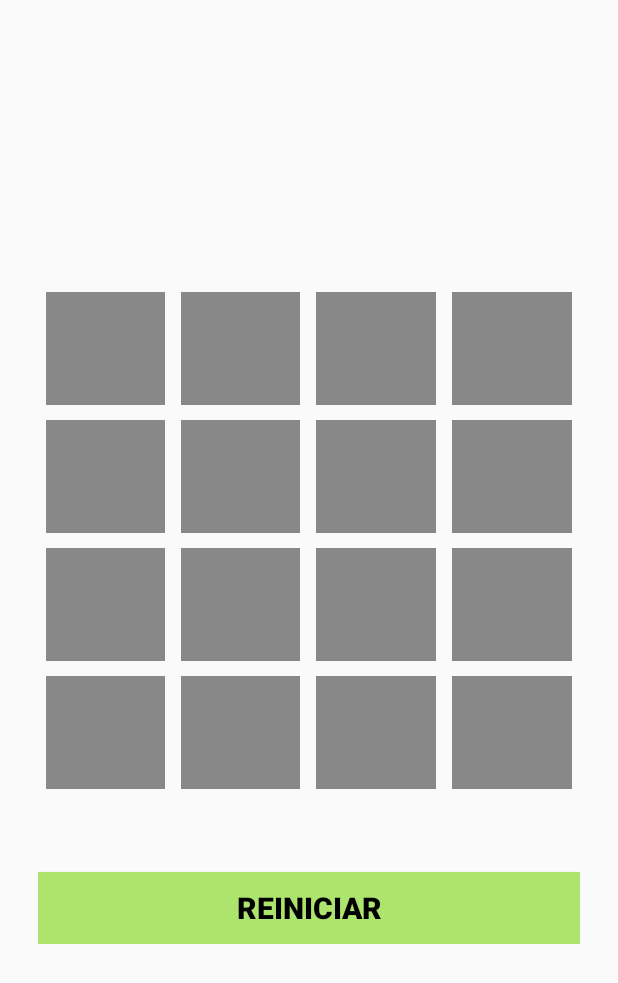
After one commit to chago554/PlayingReading, an Android app: the Memorama screen opened directly, with no data from a screen before it, on a phone screen of 412 x 824 dp. The commit adds this screen. Shown: the top 983 px of the screen. Run offline under Robolectric (Android 15) with nearby library versions, the light colour scheme and no system bars.

Commit message:
Queda listo el memorama

```diff
--- /dev/null
+++ b/app/src/main/java/com/utsem/playingreading/Model_Controller/Memorama.java
@@ -0,0 +1,103 @@
+package com.utsem.playingreading.Model_Controller;
+
+import android.content.ComponentName;
+import android.content.Intent;
+import android.content.ServiceConnection;
+import android.os.Bundle;
+import android.os.IBinder;
+import android.view.View;
+import android.widget.Button;
+import android.widget.Toast;
+
+import androidx.activity.EdgeToEdge;
+import androidx.appcompat.app.AppCompatActivity;
+import androidx.core.graphics.Insets;
+import androidx.core.view.ViewCompat;
+import androidx.core.view.WindowInsetsCompat;
+
+import com.utsem.playingreading.R;
+import com.utsem.playingreading.Services.BluetoothService;
+
+public class Memorama extends AppCompatActivity {
+
+    private BluetoothService bluetoothService;
+    private boolean isBound = false;
+    private MemoramaController memorama;
+
+    @Override
+    protected void onCreate(Bundle savedInstanceState) {
+        super.onCreate(savedInstanceState);
+        EdgeToEdge.enable(this);
+        setContentView(R.layout.activity_memorama);
+        ViewCompat.setOnApplyWindowInsetsListener(findViewById(R.id.main), (v, insets) -> {
+            Insets systemBars = insets.getInsets(WindowInsetsCompat.Type.systemBars());
+            v.setPadding(systemBars.left, systemBars.top, systemBars.right, systemBars.bottom);
+            return insets;
+        });
+        Button reset = (Button) findViewById(R.id.btnReset);
+
+        memorama = new MemoramaController();
+        int[] imagenes = {
+                R.drawable.princesasyhadas,
+                R.drawable.princesasyhadas,
+                R.drawable.superheroes,
+                R.drawable.superheroes,
+                R.drawable.aventura,
+                R.drawable.aventura,
+                R.drawable.cienciaficcion,
+                R.drawable.cienciaficcion,
+                R.drawable.cuento,
+                R.drawable.cuento,
+                R.drawable.playingreadinlogo,
+                R.drawable.playingreadinlogo,
+                R.drawable.misterioydetective,
+                R.drawable.misterioydetective,
+                R.drawable.tilogo,
+                R.drawable.tilogo
+        };
+        int[] botones = {
+                R.id.imgBtn01, R.id.imgBtn02, R.id.imgBtn03, R.id.imgBtn04,
+                R.id.imgBtn05, R.id.imgBtn06, R.id.imgBtn07, R.id.imgBtn08,
+                R.id.imgBtn09, R.id.imgBtn10, R.id.imgBtn11, R.id.imgBtn12,
+                R.id.imgBtn13, R.id.imgBtn14, R.id.imgBtn15, R.id.imgBtn16
+        };
+        memorama.cargarMemorama(findViewById(R.id.main), botones, imagenes);
+    }
+
+    private ServiceConnection serviceConnection = new ServiceConnection() {
+        @Override
+        public void onServiceConnected(ComponentName name, IBinder service) {
+            BluetoothService.LocalBinder binder = (BluetoothService.LocalBinder) service;
+            bluetoothService = binder.getService();
+            isBound = true;
+        }
+
+        @Override
+        public void onServiceDisconnected(ComponentName name) {
+            bluetoothService = null;
+            isBound = false;
+        }
+    };
+
+    public void mandarA() {
+        Intent intent = new Intent(this, BluetoothService.class);
+        bindService(intent, serviceConnection, BIND_AUTO_CREATE);
+        if (bluetoothService != null) {
+            bluetoothService.sendData("A");
+            Toast.makeText(this, "Recoge tu premio", Toast.LENGTH_SHORT).show();
+        }
+    }
+
+    public void reset(View v){
+        super.recreate();
+    }
+
+    @Override
+    protected void onDestroy() {
+        super.onDestroy();
+        if (isBound) {
+            unbindService(serviceConnection);
+            isBound = false;
+        }
+    }
+}
--- /dev/null
+++ b/app/src/main/java/com/utsem/playingreading/Model_Controller/MemoramaController.java
@@ -0,0 +1,124 @@
+package com.utsem.playingreading.Model_Controller;
+
+import android.content.ComponentName;
+import android.content.Intent;
+import android.content.ServiceConnection;
+import android.graphics.Color;
+import android.os.Handler;
+import android.os.IBinder;
+import android.view.View;
+import android.widget.Button;
+import android.widget.ImageButton;
+import android.widget.ImageView;
+import android.widget.Toast;
+import android.os.Bundle;
+
+import com.utsem.playingreading.Services.BluetoothService;
+
+
+import java.util.ArrayList;
+import java.util.Collections;
+import java.util.HashMap;
+import java.util.List;
+import java.util.Map;
+
+public class MemoramaController {
+
+    private BluetoothService bluetoothService;
+    private boolean isBound = false;
+
+    List<ImageButton> imagenes_botones = new ArrayList<>();
+    Map<ImageButton, Integer> imagenesAsignadas = new HashMap<>();
+    int colorOculto = Color.GRAY;
+    List<ImageButton> botonesSeleccionados = new ArrayList<>();
+    Handler handler = new Handler();
+    int[] imagenes;
+
+    public void cargarMemorama(View v, int[] botones, int[] imaInts) {
+        imagenes = imaInts;
+        for (int id : botones) {
+            ImageButton imgButton = v.findViewById(id);
+            imagenes_botones.add(imgButton);
+            imgButton.setBackgroundColor(colorOculto);
+            imgButton.setScaleType(ImageView.ScaleType.CENTER_CROP);
+            imgButton.setOnClickListener(this::onImageButtonClick);
+        }
+        iniciarMemorana();
+    }
+
+    public void iniciarMemorana() {
+        List<Integer> imagenesDisponibles = new ArrayList<>();
+        for (int imagen : imagenes) {
+            imagenesDisponibles.add(imagen);
+        }
+        Collections.shuffle(imagenesDisponibles);
+        if (imagenesDisponibles.size() < imagenes_botones.size()) {
+            throw new IllegalArgumentException("Not enough images for the number of buttons.");
+        }
+        for (int i = 0; i < imagenes_botones.size(); i++) {
+            ImageButton boton = imagenes_botones.get(i);
+            int imagenAsignada = imagenesDisponibles.get(i);
+            imagenesAsignadas.put(boton, imagenAsignada);
+        }
+    }
+
+    public void onImageButtonClick(View v) {
+        ImageButton boton = (ImageButton) v;
+        Integer imagenOriginal = imagenesAsignadas.get(boton);
+        if (imagenOriginal != null && botonesSeleccionados.size() < 2 && boton.isEnabled()) {
+            boton.setImageResource(imagenOriginal);
+            boton.setBackgroundColor(Color.TRANSPARENT);
+            boton.setEnabled(false);
+            botonesSeleccionados.add(boton);
+            if (botonesSeleccionados.size() == 2) {
+                handler.postDelayed(this::comprobarMemorama, 500);
+            }
+        }
+    }
+
+    private void comprobarMemorama() {
+        if (botonesSeleccionados.size() != 2) {
+            return; // No hay dos botones seleccionados.
+        }
+        ImageButton boton1 = botonesSeleccionados.get(0);
+        ImageButton boton2 = botonesSeleccionados.get(1);
+        int imagen1 = imagenesAsignadas.get(boton1);
+        int imagen2 = imagenesAsignadas.get(boton2);
+        if (imagen1 == imagen2) {
+            boton1.setEnabled(false);
+            boton2.setEnabled(false);
+            botonesSeleccionados.clear();
+            if (imagenes_botones.isEmpty()) {
+                Toast.makeText(boton1.getContext(), "¡Finalizado!", Toast.LENGTH_SHORT).show();
+                mandarA();
+            }
+        } else {
+            boton1.setBackgroundColor(colorOculto);
+            boton2.setBackgroundColor(colorOculto);
+            boton1.setImageResource(0);
+            boton2.setImageResource(0);
+            boton1.setEnabled(true);
+            boton2.setEnabled(true);
+        }
+        botonesSeleccionados.clear();
+    }
+    private ServiceConnection serviceConnection = new ServiceConnection() {
+        @Override
+        public void onServiceConnected(ComponentName name, IBinder service) {
+            BluetoothService.LocalBinder binder = (BluetoothService.LocalBinder) service;
+            bluetoothService = binder.getService();
+            isBound = true;
+        }
+
+        @Override
+        public void onServiceDisconnected(ComponentName name) {
+            bluetoothService = null;
+            isBound = false;
+        }
+    };
+
+    public void mandarA() {
+        bluetoothService.sendData("A");
+    }
+
+}
--- /dev/null
+++ b/app/src/main/res/layout/activity_memorama.xml
@@ -0,0 +1,178 @@
+<?xml version="1.0" encoding="utf-8"?>
+<androidx.constraintlayout.widget.ConstraintLayout xmlns:android="http://schemas.android.com/apk/res/android"
+    xmlns:app="http://schemas.android.com/apk/res-auto"
+    xmlns:tools="http://schemas.android.com/tools"
+    android:id="@+id/main"
+    android:layout_width="match_parent"
+    android:layout_height="match_parent"
+    tools:context=".Model_Controller.Memorama">
+
+    <LinearLayout
+        android:layout_width="match_parent"
+        android:layout_height="match_parent"
+        android:gravity="center"
+        android:orientation="vertical"
+        android:paddingHorizontal="25dp">
+
+        <LinearLayout
+            android:layout_width="match_parent"
+            android:layout_height="wrap_content"
+            android:orientation="horizontal"
+            android:paddingBottom="10dp">
+
+            <ImageButton
+                android:id="@+id/imgBtn01"
+                android:layout_width="25dp"
+                android:layout_height="75dp"
+                android:layout_marginHorizontal="5dp"
+                android:layout_weight="1" />
+
+            <ImageButton
+                android:id="@+id/imgBtn02"
+                android:layout_width="25dp"
+                android:layout_height="75dp"
+                android:layout_marginHorizontal="5dp"
+                android:layout_weight="1" />
+
+            <ImageButton
+                android:id="@+id/imgBtn03"
+                android:layout_width="25dp"
+                android:layout_height="75dp"
+                android:layout_marginHorizontal="5dp"
+                android:layout_weight="1" />
+
+
+            <ImageButton
+                android:id="@+id/imgBtn04"
+                android:layout_width="25dp"
+                android:layout_height="75dp"
+                android:layout_marginHorizontal="5dp"
+                android:layout_weight="1" />
+        </LinearLayout>
+
+        <LinearLayout
+            android:layout_width="match_parent"
+            android:layout_height="wrap_content"
+            android:orientation="horizontal"
+            android:paddingBottom="10dp">
+
+            <ImageButton
+                android:id="@+id/imgBtn05"
+                android:layout_width="25dp"
+                android:layout_height="75dp"
+                android:layout_marginHorizontal="5dp"
+                android:layout_weight="1" />
+
+            <ImageButton
+                android:id="@+id/imgBtn06"
+                android:layout_width="25dp"
+                android:layout_height="75dp"
+                android:layout_marginHorizontal="5dp"
+                android:layout_weight="1" />
+
+            <ImageButton
+                android:id="@+id/imgBtn07"
+                android:layout_width="25dp"
+                android:layout_height="75dp"
+                android:layout_marginHorizontal="5dp"
+                android:layout_weight="1" />
+
+            <ImageButton
+                android:id="@+id/imgBtn08"
+                android:layout_width="25dp"
+                android:layout_height="75dp"
+                android:layout_marginHorizontal="5dp"
+                android:layout_weight="1" />
+        </LinearLayout>
+
+        <LinearLayout
+            android:layout_width="match_parent"
+            android:layout_height="wrap_content"
+            android:orientation="horizontal"
+            android:paddingBottom="10dp">
+
+            <ImageButton
+                android:id="@+id/imgBtn09"
+                android:layout_width="25dp"
+                android:layout_height="75dp"
+                android:layout_marginHorizontal="5dp"
+                android:layout_weight="1" />
+
+            <ImageButton
+                android:id="@+id/imgBtn10"
+                android:layout_width="25dp"
+                android:layout_height="75dp"
+                android:layout_marginHorizontal="5dp"
+                android:layout_weight="1" />
+
+            <ImageButton
+                android:id="@+id/imgBtn11"
+                android:layout_width="25dp"
+                android:layout_height="75dp"
+                android:layout_marginHorizontal="5dp"
+                android:layout_weight="1" />
+
+            <ImageButton
+                android:id="@+id/imgBtn12"
+                android:layout_width="25dp"
+                android:layout_height="75dp"
+                android:layout_marginHorizontal="5dp"
+                android:layout_weight="1" />
+        </LinearLayout>
+
+        <LinearLayout
+            android:layout_width="match_parent"
+            android:layout_height="wrap_content"
+            android:orientation="horizontal">
+
+            <ImageButton
+                android:id="@+id/imgBtn13"
+                android:layout_width="25dp"
+                android:layout_height="75dp"
+                android:layout_marginHorizontal="5dp"
+                android:layout_weight="1" />
+
+            <ImageButton
+                android:id="@+id/imgBtn14"
+                android:layout_width="25dp"
+                android:layout_height="75dp"
+                android:layout_marginHorizontal="5dp"
+                android:layout_weight="1" />
+
+            <ImageButton
+                android:id="@+id/imgBtn15"
+                android:layout_width="25dp"
+                android:layout_height="75dp"
+                android:layout_marginHorizontal="5dp"
+                android:layout_weight="1" />
+
+            <ImageButton
+                android:id="@+id/imgBtn16"
+                android:layout_width="25dp"
+                android:layout_height="75dp"
+                android:layout_marginHorizontal="5dp"
+                android:layout_weight="1" />
+        </LinearLayout>
+
+        <LinearLayout
+            android:layout_width="match_parent"
+            android:layout_height="wrap_content"
+            android:orientation="horizontal">
+
+            <Button
+                android:id="@+id/btnReset"
+                android:layout_width="wrap_content"
+                android:layout_height="wrap_content"
+                android:layout_marginTop="55dp"
+                android:layout_weight="1"
+                android:background="#ADE46D"
+                android:onClick="reset"
+                android:text="Reiniciar"
+                android:textColor="#000000"
+                android:textSize="20sp"
+                android:textStyle="bold" />
+        </LinearLayout>
+
+    </LinearLayout>
+
+</androidx.constraintlayout.widget.ConstraintLayout>
```
Also changed, not shown: app/src/main/AndroidManifest.xml (+6 -3 lines), app/src/main/java/com/utsem/playingreading/Model_Controller/MenuPrincipal.java (+6 -10 lines), app/src/main/res/layout/activity_aventura.xml (+8 -6 lines), app/src/main/res/layout/activity_ciencia_ficcion.xml (+8 -6 lines), app/src/main/res/layout/activity_menu_principal.xml (+23 -26 lines), app/src/main/res/layout/activity_misterioy_detectives.xml (+8 -6 lines), app/src/main/res/layout/activity_princesasy_hadas.xml (+8 -6 lines), app/src/main/res/layout/activity_superheroes.xml (+8 -6 lines), app/src/main/res/drawable/memorama.png (added), app/src/main/res/drawable/superheroes.png, app/src/main/res/drawable/tilogo.png (added).
